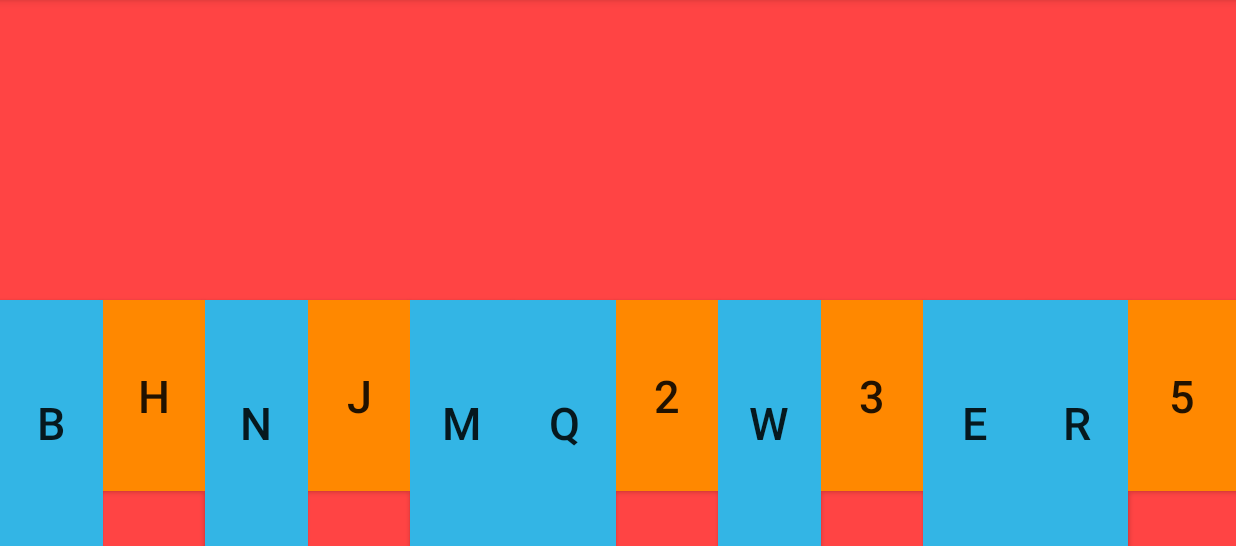
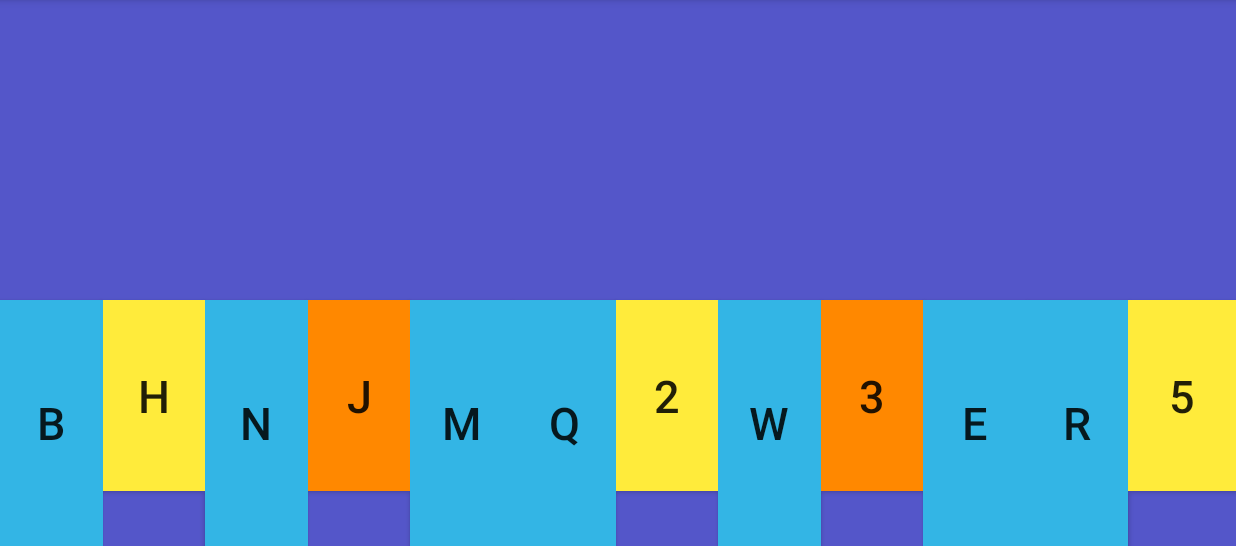
Before and after one commit to rishabgt/PianoKids, an Android app: the screen it shows after launch (MainActivity), on a phone screen of 824 x 412 dp (held sideways), the part 72-618 px from its top. Run offline under Robolectric (Android 15) with nearby library versions, the light colour scheme and no system bars.

Commit message:
new commit

```diff
--- a/app/src/main/java/com/example/pianokids/MainActivity.java
+++ b/app/src/main/java/com/example/pianokids/MainActivity.java
@@ -5,14 +5,54 @@ import android.media.AudioManager;
 import android.media.SoundPool;
 import android.support.v7.app.AppCompatActivity;
 import android.os.Bundle;
+import android.view.View;
 import android.widget.Button;
 
 public class MainActivity extends AppCompatActivity {
     private final int NR_OF_MAXSTREAM = 12;
+    private int mBSoundId;
+    private int mHSoundId;
+    private int mNSoundId;
+    private int mJSoundId;
+    private int mMSoundId;
+    private int mQSoundId;
+    private int m2SoundId;
+    private int mWSoundId;
+    private int m3SoundId;
+    private int mESoundId;
+    private int mRSoundId;
+    private int m5SoundId;
+    private final float LEFT_VOLUME = 1.0f;
+    private final float RIGHT_VOLUME = 1.0f;
+    SoundPool mSoundPool;
     @Override
     protected void onCreate(Bundle savedInstanceState) {
-        SoundPool mSoundPool = new SoundPool(NR_OF_MAXSTREAM, AudioManager.STREAM_MUSIC,1);
+        mSoundPool = new SoundPool(NR_OF_MAXSTREAM, AudioManager.STREAM_MUSIC,1);
         super.onCreate(savedInstanceState);
         setContentView(R.layout.activity_main);
+        mBSoundId = mSoundPool.load(this,R.raw.pb,1);
+        mHSoundId = mSoundPool.load(this,R.raw.ph,1);
+        mNSoundId = mSoundPool.load(this,R.raw.pn,1);
+        mJSoundId = mSoundPool.load(this,R.raw.pj,1);
+        mMSoundId = mSoundPool.load(this,R.raw.pm,1);
+        mQSoundId = mSoundPool.load(this,R.raw.pq,1);
+        m2SoundId = mSoundPool.load(this,R.raw.p2,1);
+        mWSoundId = mSoundPool.load(this,R.raw.pw,1);
+        m3SoundId = mSoundPool.load(this,R.raw.p3,1);
+        mESoundId = mSoundPool.load(this,R.raw.pe,1);
+        mRSoundId = mSoundPool.load(this,R.raw.pr,1);
+        m5SoundId = mSoundPool.load(this,R.raw.p5,1);
     }
+    public void playB(View view){mSoundPool.play(mBSoundId,LEFT_VOLUME,RIGHT_VOLUME,0,0,1);}
+    public void playH(View view){mSoundPool.play(mHSoundId,LEFT_VOLUME,RIGHT_VOLUME,0,0,1);}
+    public void playN(View view){mSoundPool.play(mNSoundId,LEFT_VOLUME,RIGHT_VOLUME,0,0,1);}
+    public void playJ(View view){mSoundPool.play(mJSoundId,LEFT_VOLUME,RIGHT_VOLUME,0,0,1);}
+    public void playM(View view){mSoundPool.play(mMSoundId,LEFT_VOLUME,RIGHT_VOLUME,0,0,1);}
+    public void playQ(View view){mSoundPool.play(mQSoundId,LEFT_VOLUME,RIGHT_VOLUME,0,0,1);}
+    public void play2(View view){mSoundPool.play(m2SoundId,LEFT_VOLUME,RIGHT_VOLUME,0,0,1);}
+    public void playW(View view){mSoundPool.play(mWSoundId,LEFT_VOLUME,RIGHT_VOLUME,0,0,1);}
+    public void play3(View view){mSoundPool.play(m3SoundId,LEFT_VOLUME,RIGHT_VOLUME,0,0,1);}
+    public void playE(View view){mSoundPool.play(mESoundId,LEFT_VOLUME,RIGHT_VOLUME,0,0,1);}
+    public void playR(View view){mSoundPool.play(mRSoundId,LEFT_VOLUME,RIGHT_VOLUME,0,0,1);}
+    public void play5(View view){mSoundPool.play(m5SoundId,LEFT_VOLUME,RIGHT_VOLUME,0,0,1);}
 }
--- a/app/src/main/res/layout/activity_main.xml
+++ b/app/src/main/res/layout/activity_main.xml
@@ -4,8 +4,168 @@
     xmlns:tools="http://schemas.android.com/tools"
     android:layout_width="match_parent"
     android:layout_height="match_parent"
-    android:background="@android:color/holo_red_light"
+    android:background="#5456C9"
     tools:context=".MainActivity">
+
+    <Button
+        android:id="@+id/button2"
+        android:layout_width="0dp"
+        android:layout_height="0dp"
+        android:background="@android:color/holo_blue_light"
+        android:text="@string/b"
+        android:textSize="30sp"
+        app:layout_constraintBottom_toBottomOf="parent"
+        app:layout_constraintEnd_toStartOf="@+id/guideline1"
+        app:layout_constraintStart_toStartOf="parent"
+        android:onClick="playB"
+        app:layout_constraintTop_toTopOf="@+id/guideline11" />
+
+    <Button
+        android:id="@+id/button3"
+        android:layout_width="0dp"
+        android:layout_height="0dp"
+        android:background="#FFEB3B"
+        android:text="@string/h"
+        android:textSize="30sp"
+        android:onClick="playH"
+        app:layout_constraintBottom_toTopOf="@+id/guideline14"
+        app:layout_constraintEnd_toStartOf="@+id/guideline2"
+        app:layout_constraintStart_toStartOf="@+id/guideline1"
+        app:layout_constraintTop_toTopOf="@+id/guideline11" />
+
+    <Button
+        android:id="@+id/button4"
+        android:layout_width="0dp"
+        android:layout_height="0dp"
+        android:background="@android:color/holo_blue_light"
+        android:text="@string/n"
+        android:onClick="playN"
+        android:textSize="30sp"
+        app:layout_constraintBottom_toBottomOf="parent"
+        app:layout_constraintEnd_toStartOf="@+id/guideline3"
+        app:layout_constraintStart_toEndOf="@+id/button3"
+        app:layout_constraintTop_toTopOf="@+id/guideline11"
+        app:layout_constraintVertical_bias="0.592" />
+
+    <Button
+        android:id="@+id/button6"
+        android:layout_width="0dp"
+        android:layout_height="0dp"
+        android:background="@android:color/holo_orange_dark"
+        android:text="@string/j"
+        android:onClick="playJ"
+        android:textSize="30sp"
+        app:layout_constraintBottom_toTopOf="@+id/guideline14"
+        app:layout_constraintEnd_toStartOf="@+id/guideline4"
+        app:layout_constraintStart_toStartOf="@+id/guideline3"
+        app:layout_constraintTop_toTopOf="@+id/guideline11" />
+
+    <Button
+        android:id="@+id/button7"
+        android:layout_width="0dp"
+        android:layout_height="0dp"
+        android:background="@android:color/holo_blue_light"
+        android:text="@string/m"
+        android:onClick="playM"
+        android:textSize="30sp"
+        app:layout_constraintBottom_toBottomOf="parent"
+        app:layout_constraintEnd_toStartOf="@+id/guideline5"
+        app:layout_constraintStart_toEndOf="@+id/button6"
+        app:layout_constraintTop_toTopOf="@+id/guideline11" />
+
+    <Button
+        android:id="@+id/button8"
+        android:layout_width="0dp"
+        android:layout_height="0dp"
+        android:background="@android:color/holo_blue_light"
+        android:text="@string/q"
+        android:onClick="playQ"
+        android:textSize="30sp"
+        app:layout_constraintBottom_toBottomOf="parent"
+        app:layout_constraintEnd_toStartOf="@+id/guideline6"
+        app:layout_constraintStart_toEndOf="@+id/button7"
+        app:layout_constraintTop_toTopOf="@+id/guideline11"
+        tools:text="@string/q" />
+
+    <Button
+        android:id="@+id/button9"
+        android:layout_width="0dp"
+        android:layout_height="0dp"
+        android:background="#FFEB3B"
+        android:text="@string/_2"
+        android:onClick="play2"
+        android:textSize="30sp"
+        app:layout_constraintBottom_toTopOf="@+id/guideline14"
+        app:layout_constraintEnd_toStartOf="@+id/guideline7"
+        app:layout_constraintStart_toStartOf="@+id/guideline6"
+        app:layout_constraintTop_toTopOf="@+id/guideline11" />
+
+    <Button
+        android:id="@+id/button10"
+        android:layout_width="0dp"
+        android:layout_height="0dp"
+        android:background="@android:color/holo_blue_light"
+        android:text="@string/w"
+        android:onClick="playW"
+        android:textSize="30sp"
+        app:layout_constraintBottom_toBottomOf="parent"
+        app:layout_constraintEnd_toStartOf="@+id/guideline8"
+        app:layout_constraintStart_toStartOf="@+id/guideline7"
+        app:layout_constraintTop_toTopOf="@+id/guideline11" />
+
+    <Button
+        android:id="@+id/button"
+        android:layout_width="0dp"
+        android:layout_height="0dp"
+        android:background="@android:color/holo_orange_dark"
+        android:text="@string/_3"
+        android:onClick="play3"
+        android:textSize="30sp"
+        app:layout_constraintBottom_toTopOf="@+id/guideline14"
+        app:layout_constraintEnd_toStartOf="@+id/guideline9"
+        app:layout_constraintStart_toStartOf="@+id/guideline8"
+        app:layout_constraintTop_toTopOf="@+id/guideline11" />
+
+    <Button
+        android:id="@+id/button5"
+        android:layout_width="0dp"
+        android:layout_height="0dp"
+        android:background="@android:color/holo_blue_light"
+        android:text="@string/e"
+        android:onClick="playE"
+        android:textSize="30sp"
+        app:layout_constraintBottom_toBottomOf="parent"
+        app:layout_constraintEnd_toStartOf="@+id/guideline10"
+        app:layout_constraintHorizontal_bias="0.0"
+        app:layout_constraintStart_toStartOf="@+id/guideline9"
+        app:layout_constraintTop_toTopOf="@+id/guideline11" />
+
+    <Button
+        android:id="@+id/button11"
+        android:layout_width="0dp"
+        android:layout_height="0dp"
+        android:background="@android:color/holo_blue_light"
+        android:text="@string/r"
+        android:onClick="playR"
+        android:textSize="30sp"
+        app:layout_constraintBottom_toBottomOf="parent"
+        app:layout_constraintEnd_toStartOf="@+id/guideline12"
+        app:layout_constraintStart_toEndOf="@+id/button5"
+        app:layout_constraintTop_toTopOf="@+id/guideline11"
+        app:layout_constraintVertical_bias="0.486" />
+
+    <Button
+        android:id="@+id/button12"
+        android:layout_width="0dp"
+        android:layout_height="0dp"
+        android:background="#FFEB3B"
+        android:text="@string/_5"
+        android:onClick="play5"
+        android:textSize="30sp"
+        app:layout_constraintBottom_toTopOf="@+id/guideline14"
+        app:layout_constraintEnd_toEndOf="parent"
+        app:layout_constraintStart_toStartOf="@+id/guideline12"
+        app:layout_constraintTop_toTopOf="@+id/guideline11" />
 
     <android.support.constraint.Guideline
         android:id="@+id/guideline1"
@@ -108,155 +268,7 @@
         android:layout_width="wrap_content"
         android:layout_height="wrap_content"
         android:orientation="horizontal"
-        app:layout_constraintGuide_percent="0.9"
-        app:layout_constraintGuide_begin="20dp" />
-
-    <Button
-        android:id="@+id/button2"
-        android:layout_width="0dp"
-        android:layout_height="0dp"
-        android:background="@android:color/holo_blue_light"
-        android:text="@string/b"
-        android:textSize="30sp"
-        app:layout_constraintBottom_toBottomOf="parent"
-        app:layout_constraintEnd_toStartOf="@+id/guideline1"
-        app:layout_constraintStart_toStartOf="parent"
-        app:layout_constraintTop_toTopOf="@+id/guideline11" />
-
-    <Button
-        android:id="@+id/button3"
-        android:layout_width="0dp"
-        android:layout_height="0dp"
-        android:background="@android:color/holo_orange_dark"
-        android:text="@string/h"
-        android:textSize="30sp"
-        app:layout_constraintBottom_toTopOf="@+id/guideline14"
-        app:layout_constraintEnd_toStartOf="@+id/guideline2"
-        app:layout_constraintStart_toStartOf="@+id/guideline1"
-        app:layout_constraintTop_toTopOf="@+id/guideline11" />
-
-    <Button
-        android:id="@+id/button4"
-        android:layout_width="0dp"
-        android:layout_height="0dp"
-        android:background="@android:color/holo_blue_light"
-        android:text="@string/n"
-        android:textSize="30sp"
-        app:layout_constraintBottom_toBottomOf="parent"
-        app:layout_constraintEnd_toStartOf="@+id/guideline3"
-        app:layout_constraintStart_toEndOf="@+id/button3"
-        app:layout_constraintTop_toTopOf="@+id/guideline11"
-        app:layout_constraintVertical_bias="0.592" />
-
-    <Button
-        android:id="@+id/button6"
-        android:layout_width="0dp"
-        android:layout_height="0dp"
-        android:background="@android:color/holo_orange_dark"
-        android:text="@string/j"
-        android:textSize="30sp"
-        app:layout_constraintBottom_toTopOf="@+id/guideline14"
-        app:layout_constraintEnd_toStartOf="@+id/guideline4"
-        app:layout_constraintStart_toStartOf="@+id/guideline3"
-        app:layout_constraintTop_toTopOf="@+id/guideline11" />
-
-    <Button
-        android:id="@+id/button7"
-        android:layout_width="0dp"
-        android:layout_height="0dp"
-        android:background="@android:color/holo_blue_light"
-        android:text="@string/m"
-        android:textSize="30sp"
-        app:layout_constraintBottom_toBottomOf="parent"
-        app:layout_constraintEnd_toStartOf="@+id/guideline5"
-        app:layout_constraintStart_toEndOf="@+id/button6"
-        app:layout_constraintTop_toTopOf="@+id/guideline11" />
-
-    <Button
-        android:id="@+id/button8"
-        android:layout_width="0dp"
-        android:layout_height="0dp"
-        android:background="@android:color/holo_blue_light"
-        android:text="@string/q"
-        android:textSize="30sp"
-        app:layout_constraintBottom_toBottomOf="parent"
-        app:layout_constraintEnd_toStartOf="@+id/guideline6"
-        app:layout_constraintStart_toEndOf="@+id/button7"
-        app:layout_constraintTop_toTopOf="@+id/guideline11"
-        tools:text="@string/q" />
-
-    <Button
-        android:id="@+id/button9"
-        android:layout_width="0dp"
-        android:layout_height="0dp"
-        android:background="@android:color/holo_orange_dark"
-        android:text="@string/_2"
-        android:textSize="30sp"
-        app:layout_constraintBottom_toTopOf="@+id/guideline14"
-        app:layout_constraintEnd_toStartOf="@+id/guideline7"
-        app:layout_constraintStart_toStartOf="@+id/guideline6"
-        app:layout_constraintTop_toTopOf="@+id/guideline11" />
-
-    <Button
-        android:id="@+id/button10"
-        android:layout_width="0dp"
-        android:layout_height="0dp"
-        android:background="@android:color/holo_blue_light"
-        android:text="@string/w"
-        android:textSize="30sp"
-        app:layout_constraintBottom_toBottomOf="parent"
-        app:layout_constraintEnd_toStartOf="@+id/guideline8"
-        app:layout_constraintStart_toStartOf="@+id/guideline7"
-        app:layout_constraintTop_toTopOf="@+id/guideline11" />
-
-    <Button
-        android:id="@+id/button"
-        android:layout_width="0dp"
-        android:layout_height="0dp"
-        android:background="@android:color/holo_orange_dark"
-        android:text="@string/_3"
-        android:textSize="30sp"
-        app:layout_constraintBottom_toTopOf="@+id/guideline14"
-        app:layout_constraintEnd_toStartOf="@+id/guideline9"
-        app:layout_constraintStart_toStartOf="@+id/guideline8"
-        app:layout_constraintTop_toTopOf="@+id/guideline11" />
-
-    <Button
-        android:id="@+id/button5"
-        android:layout_width="0dp"
-        android:layout_height="0dp"
-        android:background="@android:color/holo_blue_light"
-        android:text="@string/e"
-        android:textSize="30sp"
-        app:layout_constraintBottom_toBottomOf="parent"
-        app:layout_constraintEnd_toStartOf="@+id/guideline10"
-        app:layout_constraintHorizontal_bias="0.0"
-        app:layout_constraintStart_toStartOf="@+id/guideline9"
-        app:layout_constraintTop_toTopOf="@+id/guideline11" />
-
-    <Button
-        android:id="@+id/button11"
-        android:layout_width="0dp"
-        android:layout_height="0dp"
-        android:background="@android:color/holo_blue_light"
-        android:text="@string/r"
-        android:textSize="30sp"
-        app:layout_constraintBottom_toBottomOf="parent"
-        app:layout_constraintEnd_toStartOf="@+id/guideline12"
-        app:layout_constraintStart_toEndOf="@+id/button5"
-        app:layout_constraintTop_toTopOf="@+id/guideline11"
-        app:layout_constraintVertical_bias="0.486" />
-
-    <Button
-        android:id="@+id/button12"
-        android:layout_width="0dp"
-        android:layout_height="0dp"
-        android:background="@android:color/holo_orange_dark"
-        android:text="@string/_5"
-        android:textSize="30sp"
-        app:layout_constraintBottom_toTopOf="@+id/guideline14"
-        app:layout_constraintEnd_toEndOf="parent"
-        app:layout_constraintStart_toStartOf="@+id/guideline12"
-        app:layout_constraintTop_toTopOf="@+id/guideline11" />
+        app:layout_constraintGuide_begin="20dp"
+        app:layout_constraintGuide_percent="0.9" />
 
 </android.support.constraint.ConstraintLayout>
--- a/app/src/main/res/values/strings.xml
+++ b/app/src/main/res/values/strings.xml
@@ -8,7 +8,6 @@
     <string name="w">W</string>
     <string name="h">H</string>
     <string name="n">N</string>
-    <string name="w">W</string>
     <string name="_3">3</string>
     <string name="e">E</string>
     <string name="r">R</string>
```
